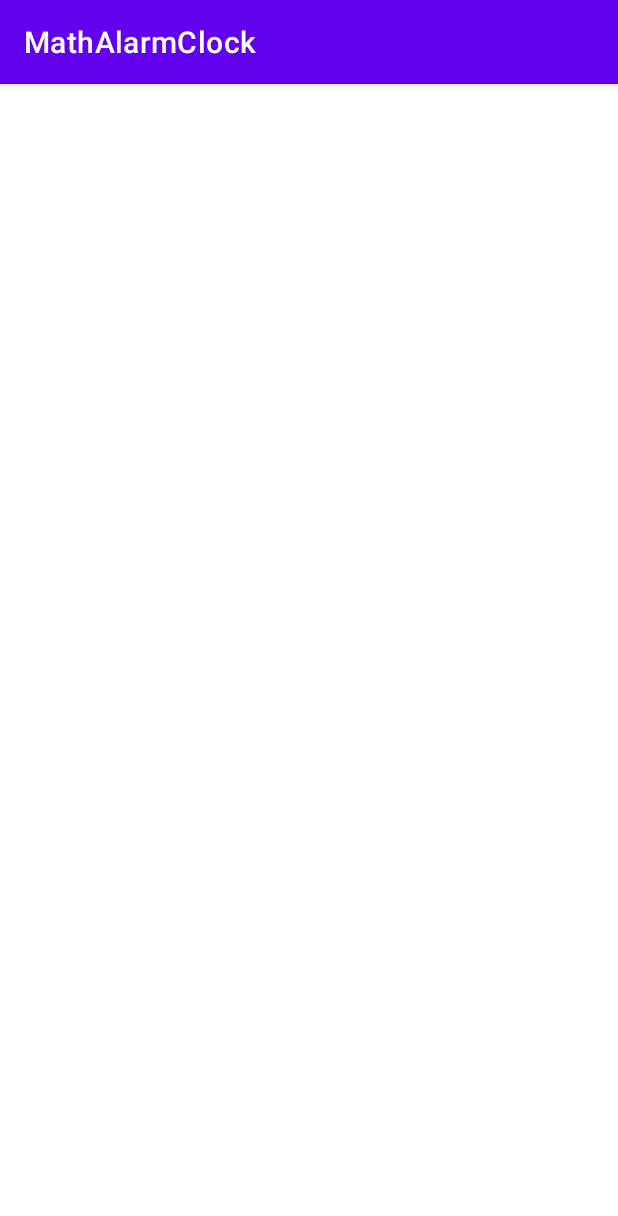
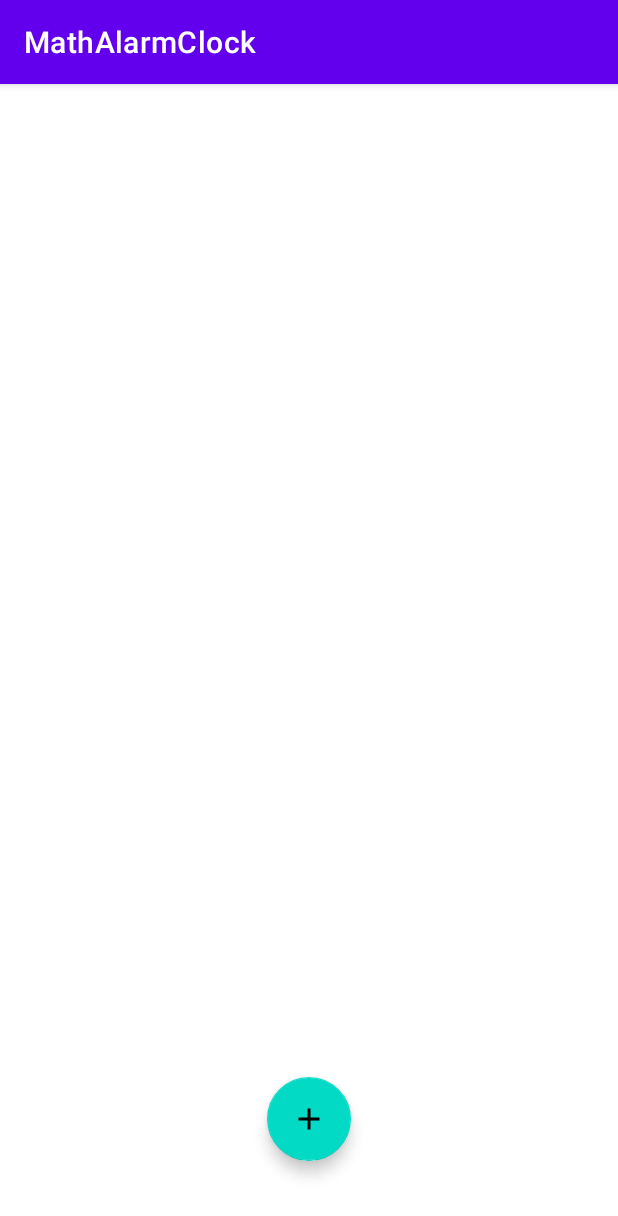
Before and after one commit to zhirnoov/MathAlarmClock, an Android app: the fragment AllAlarmsFragment shown on its own in the app's theme, on a phone screen of 412 x 824 dp. Shown: the top 1216 px of the screen. Run offline under Robolectric (Android 15) with nearby library versions, the light colour scheme and no system bars.

Commit message:
layout all alarms

```diff
--- /dev/null
+++ b/app/src/main/res/drawable/ic_baseline_add_24.xml
@@ -0,0 +1,5 @@
+<vector android:height="24dp" android:tint="#FFFFFF"
+    android:viewportHeight="24" android:viewportWidth="24"
+    android:width="24dp" xmlns:android="http://schemas.android.com/apk/res/android">
+    <path android:fillColor="@android:color/white" android:pathData="M19,13h-6v6h-2v-6H5v-2h6V5h2v6h6v2z"/>
+</vector>
--- a/app/src/main/res/layout/fragment_all_alarms.xml
+++ b/app/src/main/res/layout/fragment_all_alarms.xml
@@ -1,6 +1,24 @@
 <?xml version="1.0" encoding="utf-8"?>
 <androidx.constraintlayout.widget.ConstraintLayout xmlns:android="http://schemas.android.com/apk/res/android"
+    xmlns:app="http://schemas.android.com/apk/res-auto"
     android:layout_width="match_parent"
     android:layout_height="match_parent">
 
+    <androidx.recyclerview.widget.RecyclerView
+        android:id="@+id/rv_alarms"
+        android:layout_width="match_parent"
+        android:layout_height="match_parent">
+
+    </androidx.recyclerview.widget.RecyclerView>
+
+    <com.google.android.material.floatingactionbutton.FloatingActionButton
+        android:id="@+id/btn_add"
+        android:layout_width="wrap_content"
+        android:layout_height="wrap_content"
+        android:clickable="true"
+        android:layout_marginBottom="50dp"
+        app:layout_constraintBottom_toBottomOf="parent"
+        app:layout_constraintEnd_toEndOf="parent"
+        app:layout_constraintStart_toStartOf="parent"
+        app:srcCompat="@drawable/ic_baseline_add_24" />
 </androidx.constraintlayout.widget.ConstraintLayout>
```
